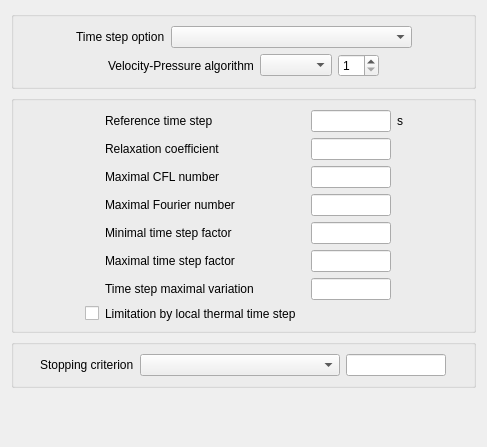
Old version of the form gui/Pages/TimeStepForm.ui in the repository code-saturne/code_saturne.
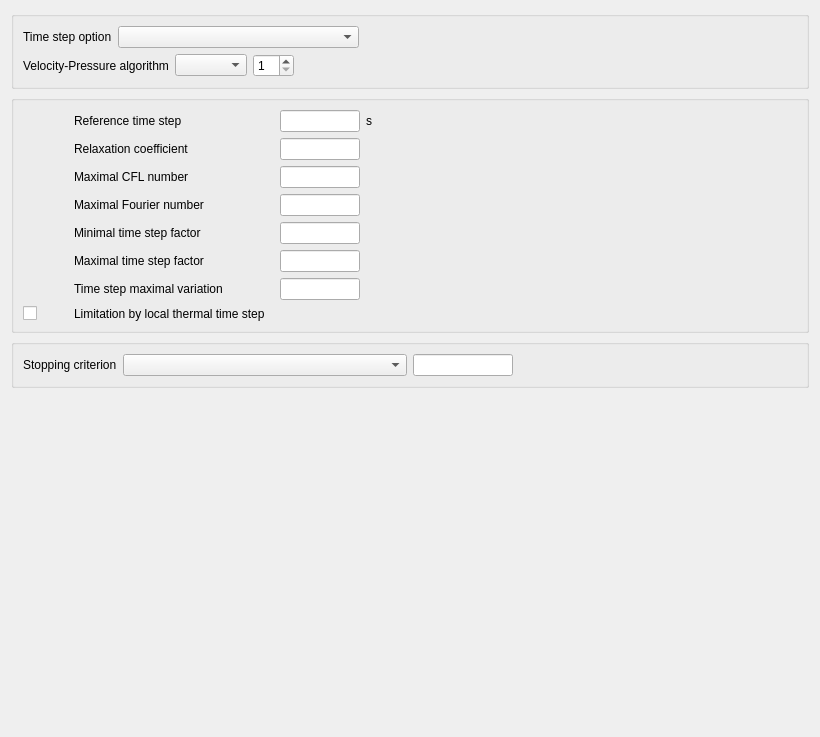
New version of the form.

Commit message:
GUI: left-align several forms.
Cherry-picked from commit b8e152 on master.

Patch:
```diff
--- a/gui/Pages/TimeStepForm.ui
+++ b/gui/Pages/TimeStepForm.ui
@@ -6,8 +6,8 @@
    <rect>
     <x>0</x>
     <y>0</y>
-    <width>487</width>
-    <height>447</height>
+    <width>820</width>
+    <height>737</height>
    </rect>
   </property>
   <property name="windowTitle">
@@ -17,19 +17,6 @@
    <item row="3" column="0">
     <widget class="QGroupBox" name="groupBox">
      <layout class="QHBoxLayout" name="horizontalLayout_3">
-      <item>
-       <spacer name="horizontalSpacer_3">
-        <property name="orientation">
-         <enum>Qt::Horizontal</enum>
-        </property>
-        <property name="sizeHint" stdset="0">
-         <size>
-          <width>40</width>
-          <height>20</height>
-         </size>
-        </property>
-       </spacer>
-      </item>
       <item>
        <widget class="QLabel" name="label_4">
         <property name="toolTip">
@@ -100,19 +87,6 @@
    <item row="1" column="0">
     <widget class="QGroupBox" name="groupBoxTimeStep">
      <layout class="QHBoxLayout">
-      <item>
-       <spacer>
-        <property name="orientation">
-         <enum>Qt::Horizontal</enum>
-        </property>
-        <property name="sizeHint" stdset="0">
-         <size>
-          <width>16</width>
-          <height>16</height>
-         </size>
-        </property>
-       </spacer>
-      </item>
       <item>
        <layout class="QGridLayout">
         <item row="1" column="2">
@@ -389,19 +363,6 @@
      <layout class="QGridLayout">
       <item row="1" column="0">
        <layout class="QHBoxLayout" name="horizontalLayout_2">
-        <item>
-         <spacer name="horizontalSpacer">
-          <property name="orientation">
-           <enum>Qt::Horizontal</enum>
-          </property>
-          <property name="sizeHint" stdset="0">
-           <size>
-            <width>40</width>
-            <height>20</height>
-           </size>
-          </property>
-         </spacer>
-        </item>
         <item>
          <layout class="QHBoxLayout" name="horizontalLayout">
           <item>
@@ -440,19 +401,6 @@
       </item>
       <item row="0" column="0">
        <layout class="QHBoxLayout">
-        <item>
-         <spacer>
-          <property name="orientation">
-           <enum>Qt::Horizontal</enum>
-          </property>
-          <property name="sizeHint" stdset="0">
-           <size>
-            <width>40</width>
-            <height>20</height>
-           </size>
-          </property>
-         </spacer>
-        </item>
         <item>
          <layout class="QHBoxLayout">
           <item>
```
The commit also changes 5 other files.
